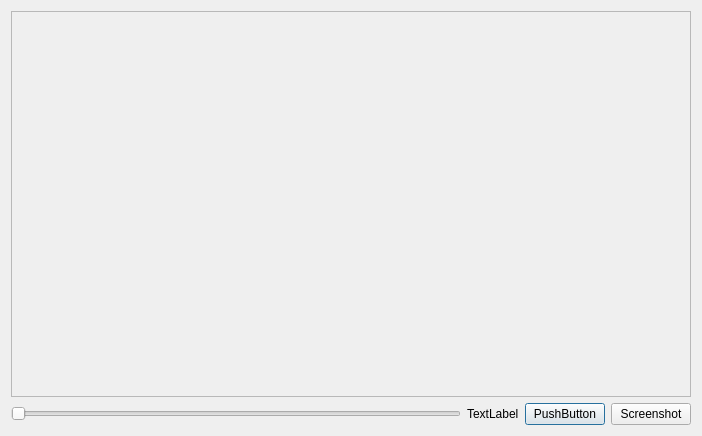
The window that qkan/tools/res/videoplayer.ui (hoettges/QKan) describes before a commit, drawn with Qt 5.
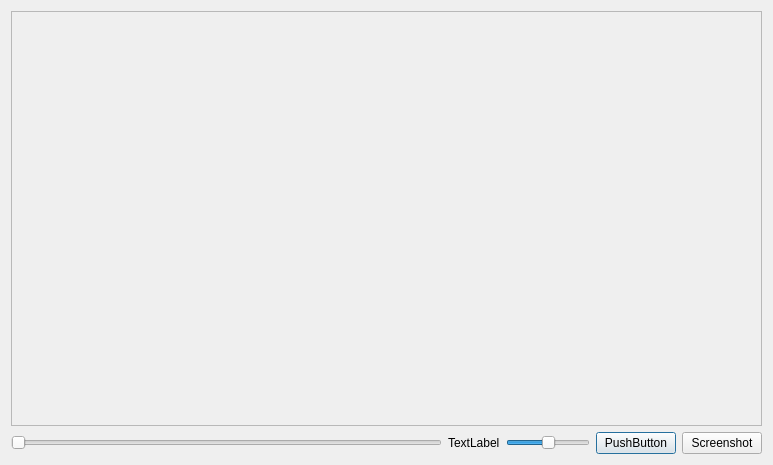
The same window after the commit.

Commit message: Updated: videoplayer, database

```diff
--- a/qkan/tools/res/videoplayer.ui
+++ b/qkan/tools/res/videoplayer.ui
@@ -6,8 +6,8 @@
    <rect>
     <x>0</x>
     <y>0</y>
-    <width>702</width>
-    <height>436</height>
+    <width>773</width>
+    <height>465</height>
    </rect>
   </property>
   <property name="sizePolicy">
@@ -19,8 +19,8 @@
   <property name="windowTitle">
    <string>Dialog</string>
   </property>
-  <layout class="QGridLayout" name="gridLayout">
-   <item row="0" column="0">
+  <layout class="QVBoxLayout" name="verticalLayout_2">
+   <item>
     <layout class="QVBoxLayout" name="verticalLayout">
      <item>
       <widget class="QFrame" name="frame">
@@ -60,6 +60,25 @@
          </property>
         </widget>
        </item>
+       <item>
+        <widget class="QSlider" name="geschw">
+         <property name="minimum">
+          <number>0</number>
+         </property>
+         <property name="maximum">
+          <number>4</number>
+         </property>
+         <property name="singleStep">
+          <number>1</number>
+         </property>
+         <property name="value">
+          <number>2</number>
+         </property>
+         <property name="orientation">
+          <enum>Qt::Horizontal</enum>
+         </property>
+        </widget>
+       </item>
        <item>
         <widget class="QPushButton" name="playpause">
          <property name="sizePolicy">
```
The commit also changes 5 other files.
